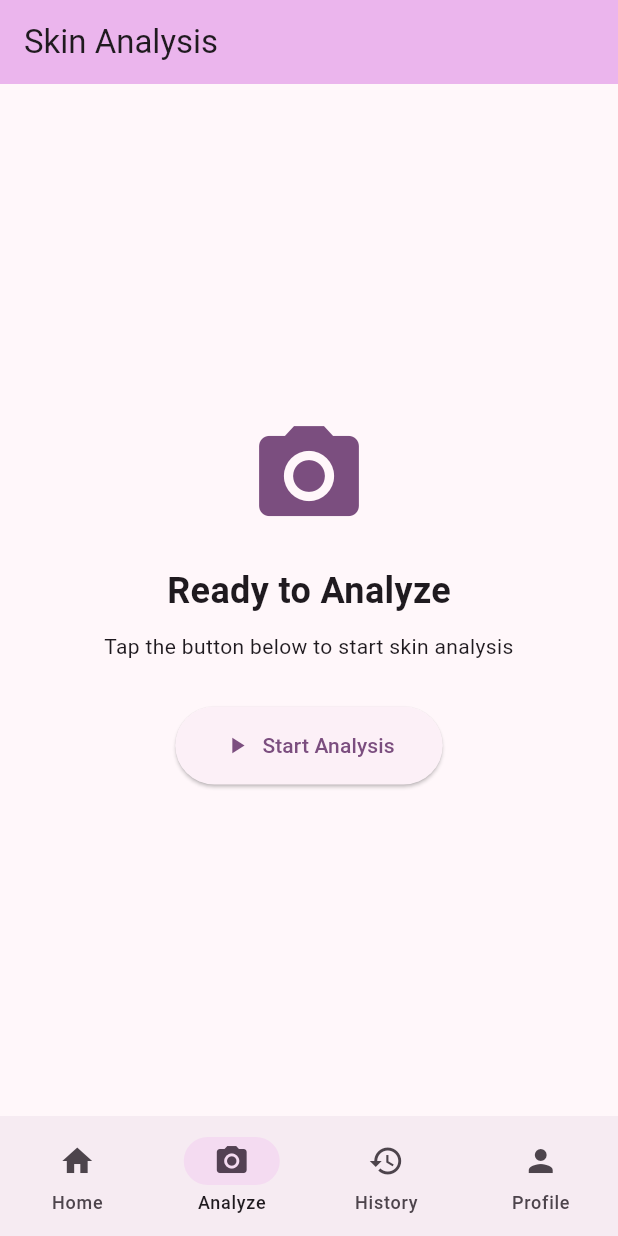
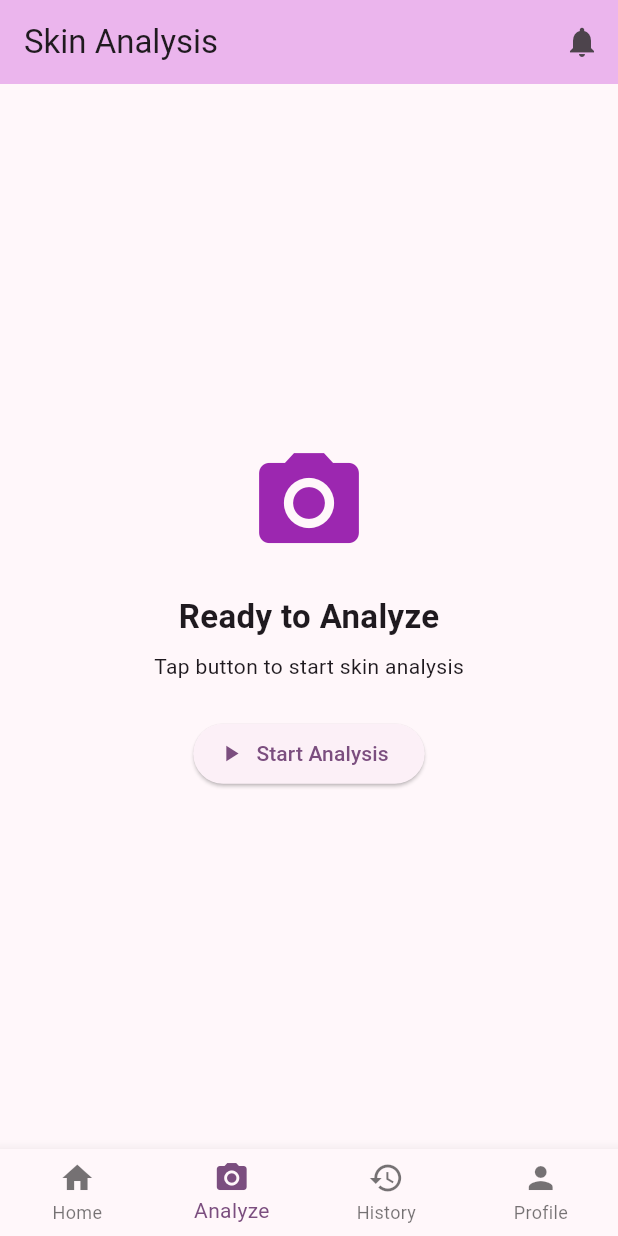
Before and after one commit to himprapatel-rgb/skincare-ai-app, a Flutter app: the screen it shows after launch, item 2 of the bottom bar chosen, on a phone screen of 412 x 824 dp. Run offline on Flutter 3.47's test engine with Material 3 defaults, Android fonts, the phone set to English and light mode, and no system bars.

Commit message:
Fix app with working features - analysis, history, profile, tips

```diff
--- a/mobile/lib/main.dart
+++ b/mobile/lib/main.dart
@@ -16,172 +16,35 @@ class MyApp extends StatelessWidget {
         colorScheme: ColorScheme.fromSeed(seedColor: Colors.purple),
         useMaterial3: true,
       ),
-      home: const HomePage(),
+      home: const MainScreen(),
     );
   }
 }
 
-class HomePage extends StatefulWidget {
-  const HomePage({super.key});
+class MainScreen extends StatefulWidget {
+  const MainScreen({super.key});
 
   @override
-  State<HomePage> createState() => _HomePageState();
+  State<MainScreen> createState() => _MainScreenState();
 }
 
-class _HomePageState extends State<HomePage> {
-  int _selectedIndex = 0;
+class _MainScreenState extends State<MainScreen> {
+  int _currentIndex = 0;
+  bool _isAnalyzing = false;
+  bool _showResults = false;
+  String _message = '';
 
-  final List<Widget> _pages = [
-    const HomeContent(),
-    const AnalysisPage(),
-    const HistoryPage(),
-    const ProfilePage(),
-  ];
-
-  @override
-  Widget build(BuildContext context) {
-    return Scaffold(
-      body: _pages[_selectedIndex],
-      bottomNavigationBar: NavigationBar(
-        selectedIndex: _selectedIndex,
-        onDestinationSelected: (index) {
-          setState(() {
-            _selectedIndex = index;
+  void _showMsg(String msg) {
+    setState(() => _message = msg);
+    Future.delayed(const Duration(seconds: 2), () {
+      if (mounted) setState(() => _message = '');
     });
-        },
-        destinations: const [
-          NavigationDestination(icon: Icon(Icons.home), label: 'Home'),
-          NavigationDestination(icon: Icon(Icons.camera_alt), label: 'Analyze'),
-          NavigationDestination(icon: Icon(Icons.history), label: 'History'),
-          NavigationDestination(icon: Icon(Icons.person), label: 'Profile'),
-        ],
-      ),
-    );
-  }
   }
 
-class HomeContent extends StatelessWidget {
-  const HomeContent({super.key});
-
-  @override
-  Widget build(BuildContext context) {
-    return Scaffold(
-      appBar: AppBar(
-        title: const Text('Skincare AI'),
-        backgroundColor: Theme.of(context).colorScheme.inversePrimary,
-      ),
-      body: SingleChildScrollView(
-        padding: const EdgeInsets.all(16),
-        child: Column(
-          crossAxisAlignment: CrossAxisAlignment.start,
-          children: [
-            Card(
-              child: Padding(
-                padding: const EdgeInsets.all(16),
-                child: Column(
-                  children: [
-                    Icon(Icons.face, size: 60, color: Theme.of(context).colorScheme.primary),
-                    const SizedBox(height: 12),
-                    const Text('Welcome to Skincare AI', style: TextStyle(fontSize: 20, fontWeight: FontWeight.bold)),
-                    const SizedBox(height: 8),
-                    const Text('Your AI-powered skincare assistant', textAlign: TextAlign.center),
-                  ],
-                ),
-              ),
-            ),
-            const SizedBox(height: 20),
-            const Text('Quick Actions', style: TextStyle(fontSize: 18, fontWeight: FontWeight.bold)),
-            const SizedBox(height: 12),
-            Row(
-              children: [
-                Expanded(child: _buildActionCard(context, Icons.camera_alt, 'Scan Skin', Colors.blue)),
-                const SizedBox(width: 12),
-                Expanded(child: _buildActionCard(context, Icons.tips_and_updates, 'Get Tips', Colors.orange)),
-              ],
-            ),
-            const SizedBox(height: 12),
-            Row(
-              children: [
-                Expanded(child: _buildActionCard(context, Icons.water_drop, 'Hydration', Colors.cyan)),
-                const SizedBox(width: 12),
-                Expanded(child: _buildActionCard(context, Icons.wb_sunny, 'UV Check', Colors.amber)),
-              ],
-            ),
-            const SizedBox(height: 20),
-            const Text('Skin Health Score', style: TextStyle(fontSize: 18, fontWeight: FontWeight.bold)),
-            const SizedBox(height: 12),
-            Card(
-              child: Padding(
-                padding: const EdgeInsets.all(16),
-                child: Row(
-                  children: [
-                    CircularProgressIndicator(
-                      value: 0.78,
-                      strokeWidth: 8,
-                      backgroundColor: Colors.grey[300],
-                    ),
-                    const SizedBox(width: 20),
-                    const Column(
-                      crossAxisAlignment: CrossAxisAlignment.start,
-                      children: [
-                        Text('78/100', style: TextStyle(fontSize: 24, fontWeight: FontWeight.bold)),
-                        Text('Good skin health!', style: TextStyle(color: Colors.green)),
-                      ],
-                    ),
-                  ],
-                ),
-              ),
-            ),
-          ],
-        ),
-      ),
-    );
-  }
-
-  Widget _buildActionCard(BuildContext context, IconData icon, String label, Color color) {
-    return Card(
-      child: InkWell(
-        onTap: () {
-          ScaffoldMessenger.of(context).showSnackBar(
-            SnackBar(content: Text('$label tapped!'), duration: const Duration(seconds: 1)),
-          );
-        },
-        child: Padding(
-          padding: const EdgeInsets.all(16),
-          child: Column(
-            children: [
-              Icon(icon, size: 32, color: color),
-              const SizedBox(height: 8),
-              Text(label, style: const TextStyle(fontWeight: FontWeight.w500)),
-            ],
-          ),
-        ),
-      ),
-    );
-  }
-}
-
-class AnalysisPage extends StatefulWidget {
-  const AnalysisPage({super.key});
-
-  @override
-  State<AnalysisPage> createState() => _AnalysisPageState();
-}
-
-class _AnalysisPageState extends State<AnalysisPage> {
-  bool _isAnalyzing = false;
-  bool _showResults = false;
-
   void _startAnalysis() {
-    setState(() {
-      _isAnalyzing = true;
-      _showResults = false;
-    });
+    setState(() { _isAnalyzing = true; _showResults = false; });
     Future.delayed(const Duration(seconds: 3), () {
-      setState(() {
-        _isAnalyzing = false;
-        _showResults = true;
-      });
+      if (mounted) setState(() { _isAnalyzing = false; _showResults = true; });
     });
   }
 
@@ -189,167 +52,181 @@ class _AnalysisPageState extends State<AnalysisPage> {
   Widget build(BuildContext context) {
     return Scaffold(
       appBar: AppBar(
-        title: const Text('Skin Analysis'),
+        title: Text(_getTitle()),
         backgroundColor: Theme.of(context).colorScheme.inversePrimary,
+        actions: [IconButton(icon: const Icon(Icons.notifications), onPressed: () => _showMsg('No notifications'))],
       ),
-      body: Center(
-        child: Padding(
+      body: Stack(
+        children: [
+          _buildBody(),
+          if (_message.isNotEmpty)
+            Positioned(
+              bottom: 100, left: 20, right: 20,
+              child: Container(
                 padding: const EdgeInsets.all(16),
-          child: Column(
-            mainAxisAlignment: MainAxisAlignment.center,
-            children: [
-              if (!_isAnalyzing && !_showResults) ...[
-                Icon(Icons.camera_alt, size: 80, color: Theme.of(context).colorScheme.primary),
-                const SizedBox(height: 20),
-                const Text('Ready to Analyze', style: TextStyle(fontSize: 24, fontWeight: FontWeight.bold)),
-                const SizedBox(height: 10),
-                const Text('Tap the button below to start skin analysis', textAlign: TextAlign.center),
-                const SizedBox(height: 30),
-                ElevatedButton.icon(
-                  onPressed: _startAnalysis,
-                  icon: const Icon(Icons.play_arrow),
-                  label: const Text('Start Analysis'),
-                  style: ElevatedButton.styleFrom(padding: const EdgeInsets.symmetric(horizontal: 32, vertical: 16)),
+                decoration: BoxDecoration(color: Colors.black87, borderRadius: BorderRadius.circular(8)),
+                child: Text(_message, style: const TextStyle(color: Colors.white), textAlign: TextAlign.center),
+              ),
             ),
         ],
-              if (_isAnalyzing) ...[
-                const CircularProgressIndicator(),
-                const SizedBox(height: 20),
-                const Text('Analyzing your skin...', style: TextStyle(fontSize: 18)),
+      ),
+      bottomNavigationBar: BottomNavigationBar(
+        currentIndex: _currentIndex,
+        onTap: (i) => setState(() => _currentIndex = i),
+        type: BottomNavigationBarType.fixed,
+        items: const [
+          BottomNavigationBarItem(icon: Icon(Icons.home), label: 'Home'),
+          BottomNavigationBarItem(icon: Icon(Icons.camera_alt), label: 'Analyze'),
+          BottomNavigationBarItem(icon: Icon(Icons.history), label: 'History'),
+          BottomNavigationBarItem(icon: Icon(Icons.person), label: 'Profile'),
         ],
-              if (_showResults) ...[
-                const Icon(Icons.check_circle, size: 60, color: Colors.green),
-                const SizedBox(height: 20),
-                const Text('Analysis Complete!', style: TextStyle(fontSize: 24, fontWeight: FontWeight.bold)),
-                const SizedBox(height: 20),
-                Card(
-                  child: Padding(
-                    padding: const EdgeInsets.all(16),
-                    child: Column(
-                      children: [
-                        _buildResultRow('Hydration', '72%', Colors.blue),
-                        _buildResultRow('Oiliness', '45%', Colors.orange),
-                        _buildResultRow('Elasticity', '85%', Colors.green),
-                        _buildResultRow('Pores', '38%', Colors.purple),
-                      ],
-                    ),
-                  ),
-                ),
-                const SizedBox(height: 20),
-                ElevatedButton(
-                  onPressed: () {
-                    setState(() {
-                      _showResults = false;
-                    });
-                  },
-                  child: const Text('Analyze Again'),
-                ),
-              ],
-            ],
-          ),
-        ),
       ),
     );
   }
 
-  Widget _buildResultRow(String label, String value, Color color) {
-    return Padding(
-      padding: const EdgeInsets.symmetric(vertical: 8),
-      child: Row(
-        mainAxisAlignment: MainAxisAlignment.spaceBetween,
-        children: [
-          Text(label, style: const TextStyle(fontSize: 16)),
-          Container(
-            padding: const EdgeInsets.symmetric(horizontal: 12, vertical: 4),
-            decoration: BoxDecoration(color: color.withOpacity(0.2), borderRadius: BorderRadius.circular(12)),
-            child: Text(value, style: TextStyle(color: color, fontWeight: FontWeight.bold)),
-          ),
-        ],
-      ),
-    );
+  String _getTitle() => ['Skincare AI', 'Skin Analysis', 'History', 'Profile'][_currentIndex];
+
+  Widget _buildBody() {
+    switch (_currentIndex) {
+      case 0: return _buildHome();
+      case 1: return _buildAnalysis();
+      case 2: return _buildHistory();
+      case 3: return _buildProfile();
+      default: return _buildHome();
     }
   }
 
-class HistoryPage extends StatelessWidget {
-  const HistoryPage({super.key});
-
-  @override
-  Widget build(BuildContext context) {
-    return Scaffold(
-      appBar: AppBar(
-        title: const Text('History'),
-        backgroundColor: Theme.of(context).colorScheme.inversePrimary,
-      ),
-      body: ListView.builder(
+  Widget _buildHome() {
+    return SingleChildScrollView(
       padding: const EdgeInsets.all(16),
-        itemCount: 5,
-        itemBuilder: (context, index) {
-          return Card(
-            margin: const EdgeInsets.only(bottom: 12),
-            child: ListTile(
-              leading: CircleAvatar(
-                backgroundColor: Theme.of(context).colorScheme.primaryContainer,
-                child: Text('${85 - index * 3}'),
-              ),
-              title: Text('Analysis ${5 - index}'),
-              subtitle: Text('${index + 1} days ago'),
-              trailing: const Icon(Icons.chevron_right),
-              onTap: () {
-                ScaffoldMessenger.of(context).showSnackBar(
-                  SnackBar(content: Text('Viewing analysis ${5 - index}'), duration: const Duration(seconds: 1)),
-                );
-              },
-            ),
-          );
-        },
-      ),
-    );
-  }
-}
-
-class ProfilePage extends StatelessWidget {
-  const ProfilePage({super.key});
-
-  @override
-  Widget build(BuildContext context) {
-    return Scaffold(
-      appBar: AppBar(
-        title: const Text('Profile'),
-        backgroundColor: Theme.of(context).colorScheme.inversePrimary,
-      ),
-      body: SingleChildScrollView(
-        padding: const EdgeInsets.all(16),
-        child: Column(
-          children: [
-            const CircleAvatar(radius: 50, child: Icon(Icons.person, size: 50)),
-            const SizedBox(height: 16),
-            const Text('User', style: TextStyle(fontSize: 24, fontWeight: FontWeight.bold)),
-            const Text('user@example.com'),
-            const SizedBox(height: 24),
-            _buildProfileOption(context, Icons.settings, 'Settings'),
-            _buildProfileOption(context, Icons.notifications, 'Notifications'),
-            _buildProfileOption(context, Icons.help, 'Help & Support'),
-            _buildProfileOption(context, Icons.info, 'About'),
-            _buildProfileOption(context, Icons.logout, 'Logout'),
-          ],
-        ),
-      ),
+      child: Column(children: [
+        Card(child: Padding(padding: const EdgeInsets.all(20), child: Column(children: [
+          const Icon(Icons.face, size: 60, color: Colors.purple),
+          const SizedBox(height: 12),
+          const Text('Welcome!', style: TextStyle(fontSize: 22, fontWeight: FontWeight.bold)),
+          const Text('Your AI skincare assistant'),
+        ]))),
+        const SizedBox(height: 20),
+        Row(children: [
+          Expanded(child: _card(Icons.camera, 'Scan Skin', Colors.blue, () { setState(() => _currentIndex = 1); _startAnalysis(); })),
+          const SizedBox(width: 12),
+          Expanded(child: _card(Icons.lightbulb, 'Get Tips', Colors.orange, () => _showMsg('Tip: Apply sunscreen daily!'))),
+        ]),
+        const SizedBox(height: 12),
+        Row(children: [
+          Expanded(child: _card(Icons.water_drop, 'Hydration', Colors.cyan, () => _showMsg('Hydration Level: 72% - Good!'))),
+          const SizedBox(width: 12),
+          Expanded(child: _card(Icons.wb_sunny, 'UV Check', Colors.amber, () => _showMsg('UV Index: 5 - Moderate'))),
+        ]),
+        const SizedBox(height: 20),
+        Card(child: Padding(padding: const EdgeInsets.all(16), child: Row(children: [
+          const SizedBox(width: 50, height: 50, child: CircularProgressIndicator(value: 0.78, strokeWidth: 6)),
+          const SizedBox(width: 20),
+          Column(crossAxisAlignment: CrossAxisAlignment.start, children: [
+            const Text('78/100', style: TextStyle(fontSize: 22, fontWeight: FontWeight.bold)),
+            Text('Good skin health!', style: TextStyle(color: Colors.green[700])),
+          ]),
+        ]))),
+      ]),
     );
   }
 
-  Widget _buildProfileOption(BuildContext context, IconData icon, String label) {
-    return Card(
-      margin: const EdgeInsets.only(bottom: 8),
+  Widget _card(IconData icon, String label, Color color, VoidCallback onTap) {
+    return Card(child: InkWell(onTap: onTap, borderRadius: BorderRadius.circular(12),
+      child: Padding(padding: const EdgeInsets.all(20), child: Column(children: [
+        Icon(icon, size: 32, color: color),
+        const SizedBox(height: 8),
+        Text(label, style: const TextStyle(fontWeight: FontWeight.w500)),
+      ]))));
+  }
+
+  Widget _buildAnalysis() {
+    if (_isAnalyzing) {
+      return const Center(child: Column(mainAxisAlignment: MainAxisAlignment.center, children: [
+        CircularProgressIndicator(), SizedBox(height: 20),
+        Text('Analyzing your skin...', style: TextStyle(fontSize: 18)),
+        SizedBox(height: 8), Text('Please wait...'),
+      ]));
+    }
+    if (_showResults) {
+      return SingleChildScrollView(padding: const EdgeInsets.all(16), child: Column(children: [
+        const Icon(Icons.check_circle, size: 60, color: Colors.green),
+        const SizedBox(height: 16),
+        const Text('Analysis Complete!', style: TextStyle(fontSize: 22, fontWeight: FontWeight.bold)),
+        const SizedBox(height: 20),
+        _result('Hydration', '72%', Colors.blue),
+        _result('Oiliness', '45%', Colors.orange),
+        _result('Elasticity', '85%', Colors.green),
+        _result('Pores', '38%', Colors.purple),
+        _result('Wrinkles', '22%', Colors.red),
+        _result('Dark Spots', '15%', Colors.brown),
+        const SizedBox(height: 20),
+        const Text('Recommendations:', style: TextStyle(fontSize: 18, fontWeight: FontWeight.bold)),
+        const SizedBox(height: 8),
+        _tip('Drink 8 glasses of water daily'),
+        _tip('Use SPF 30+ sunscreen'),
+        _tip('Apply moisturizer twice daily'),
+        const SizedBox(height: 20),
+        ElevatedButton(onPressed: () => setState(() => _showResults = false), child: const Text('Analyze Again')),
+      ]));
+    }
+    return Center(child: Column(mainAxisAlignment: MainAxisAlignment.center, children: [
+      const Icon(Icons.camera_alt, size: 80, color: Colors.purple),
+      const SizedBox(height: 20),
+      const Text('Ready to Analyze', style: TextStyle(fontSize: 22, fontWeight: FontWeight.bold)),
+      const SizedBox(height: 8),
+      const Text('Tap button to start skin analysis'),
+      const SizedBox(height: 24),
+      ElevatedButton.icon(onPressed: _startAnalysis, icon: const Icon(Icons.play_arrow), label: const Text('Start Analysis')),
+    ]));
+  }
+
+  Widget _result(String label, String value, Color color) {
+    return Card(child: Padding(padding: const EdgeInsets.symmetric(horizontal: 16, vertical: 12),
+      child: Row(mainAxisAlignment: MainAxisAlignment.spaceBetween, children: [
+        Text(label, style: const TextStyle(fontSize: 16)),
+        Container(padding: const EdgeInsets.symmetric(horizontal: 12, vertical: 4),
+          decoration: BoxDecoration(color: color.withOpacity(0.2), borderRadius: BorderRadius.circular(12)),
+          child: Text(value, style: TextStyle(color: color, fontWeight: FontWeight.bold))),
+      ])));
+  }
+
+  Widget _tip(String text) {
+    return Card(child: ListTile(leading: const Icon(Icons.check, color: Colors.green), title: Text(text)));
+  }
+
+  Widget _buildHistory() {
+    return ListView.builder(padding: const EdgeInsets.all(16), itemCount: 5,
+      itemBuilder: (context, i) => Card(margin: const EdgeInsets.only(bottom: 12),
         child: ListTile(
-        leading: Icon(icon),
-        title: Text(label),
+          leading: CircleAvatar(backgroundColor: Colors.purple[100], child: Text('${85 - i * 3}')),
+          title: Text('Analysis ${5 - i}'),
+          subtitle: Text('${i + 1} days ago - Score: ${85 - i * 3}/100'),
           trailing: const Icon(Icons.chevron_right),
-        onTap: () {
-          ScaffoldMessenger.of(context).showSnackBar(
-            SnackBar(content: Text('$label tapped!'), duration: const Duration(seconds: 1)),
-          );
-        },
-      ),
-    );
+          onTap: () => _showMsg('Viewing details for Analysis ${5 - i}'),
+        )));
+  }
+
+  Widget _buildProfile() {
+    return SingleChildScrollView(padding: const EdgeInsets.all(16), child: Column(children: [
+      const CircleAvatar(radius: 50, backgroundColor: Colors.purple, child: Icon(Icons.person, size: 50, color: Colors.white)),
+      const SizedBox(height: 16),
+      const Text('User', style: TextStyle(fontSize: 22, fontWeight: FontWeight.bold)),
+      const Text('user@example.com'),
+      const SizedBox(height: 24),
+      _opt(Icons.edit, 'Edit Profile'),
+      _opt(Icons.settings, 'Settings'),
+      _opt(Icons.notifications, 'Notifications'),
+      _opt(Icons.security, 'Privacy'),
+      _opt(Icons.help, 'Help & Support'),
+      _opt(Icons.info, 'About'),
+      _opt(Icons.logout, 'Logout'),
+    ]));
+  }
+
+  Widget _opt(IconData icon, String label) {
+    return Card(margin: const EdgeInsets.only(bottom: 8),
+      child: ListTile(leading: Icon(icon), title: Text(label), trailing: const Icon(Icons.chevron_right),
+        onTap: () => _showMsg('$label clicked!')));
   }
 }
```
Lines whose indentation alone changed are shown as unchanged.
